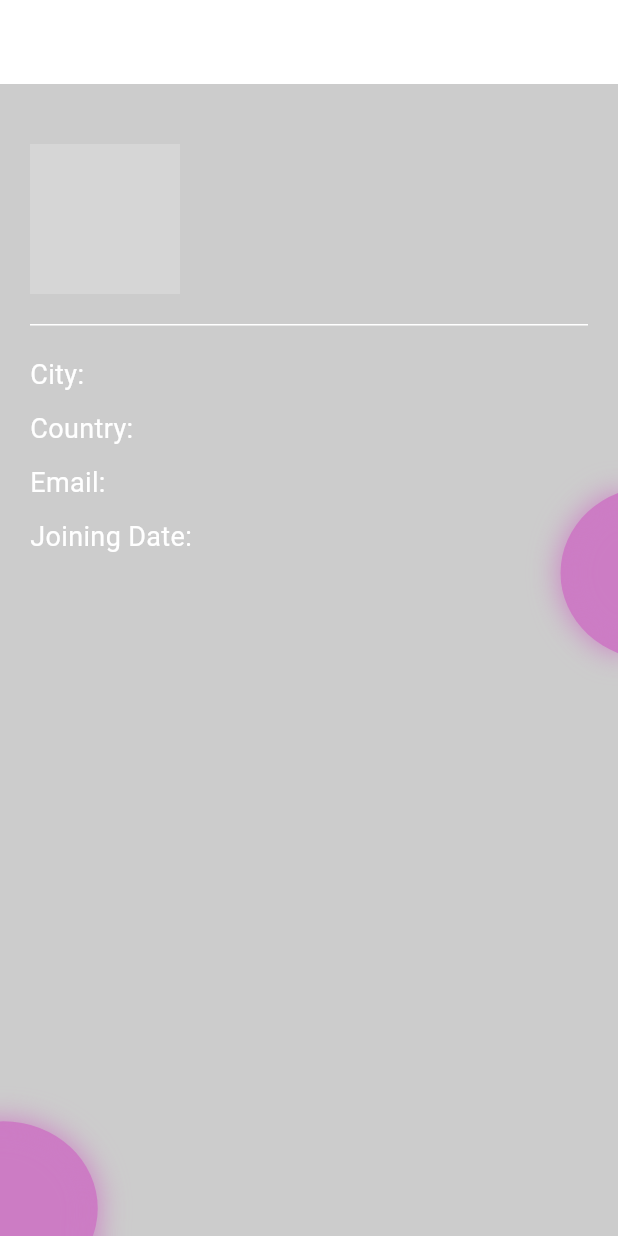
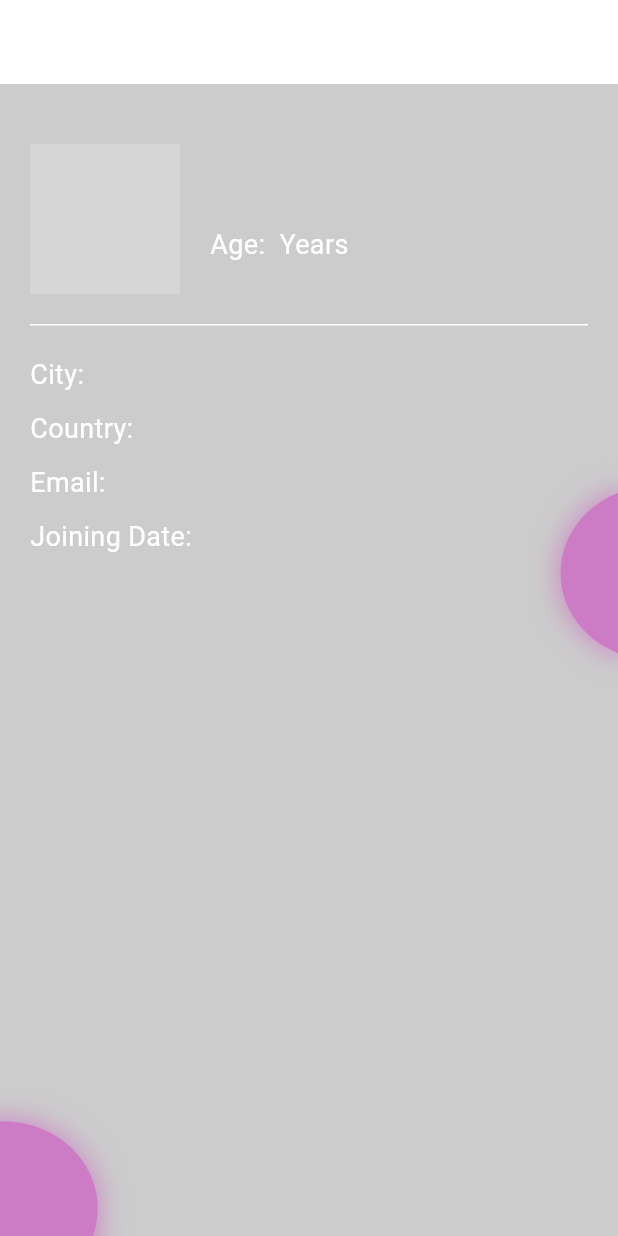
Before and after one commit to tiwarivk1511/Nextra, a Flutter app: the screen it shows after launch, after a tap on "Get Started", after a tap on the "person" icon, on a phone screen of 412 x 824 dp. Run offline on Flutter 3.47's test engine with Material 3 defaults, Android fonts, the phone set to English and light mode, and no system bars; our stand-ins replace firebase_analytics, firebase_core, flutter_svg, flutter_tts, image_picker, permission_handler and 5 more; missing offline and left inert: flutter_barcode_scanner, flutter_internet_speed_test, google_ml_kit, google_mlkit_text_recognition, simple_vcard_parser, translator and 1 more; accounts and stored records are empty; network calls fail; grey boxes are pictures that could not be loaded.

Commit message:
User Profile data fetched

```diff
--- a/lib/HomeScreen.dart
+++ b/lib/HomeScreen.dart
@@ -105,8 +105,6 @@ class HomeScreen extends StatelessWidget {
             future: getUserInfo(),
             builder: (context, snapshot) {
               if (snapshot.connectionState == ConnectionState.waiting) {
-                return const CircularProgressIndicator();
-              } else if (snapshot.hasError) {
                 return Text('Error: ${snapshot.error}');
               } else {
                 final Map<String, dynamic> userData = snapshot.data!;
--- a/lib/UserProfile.dart
+++ b/lib/UserProfile.dart
@@ -38,15 +38,17 @@ class _UserProfileState extends State<UserProfile> {
       final response = await http.get(Uri.parse(databaseUrl));
 
       if (response.statusCode == 200) {
-        final userData = json.decode(response.body);
-        print('Response: $userData');
+        final userData = json.decode(response.body) as Map<String, dynamic>;
+        final userKey = userData.keys.first;
+        final user = userData[userKey];
+
         setState(() {
-          _username = userData['username'] ?? '';
-          _email = userData['email'] ?? '';
-          _age = userData['age'] ?? '';
-          _city = userData['city'] ?? '';
-          _country = userData['country'] ?? '';
-          _joiningDate = userData['joining_date'] ?? '';
+          _username = user['username'] ?? '';
+          _email = user['email'] ?? '';
+          _age = user['age'] ?? '';
+          _city = user['city'] ?? '';
+          _country = user['country'] ?? '';
+          _joiningDate = user['joining_date'] ?? '';
         });
       } else {
         print('Failed to fetch user data');
@@ -56,40 +58,10 @@ class _UserProfileState extends State<UserProfile> {
     }
   }
 
-  // Future<void> getUserInfo() async {
-  //   final SharedPreferences prefs = await SharedPreferences.getInstance();
-  //   final String? idToken = prefs.getString('idToken');
-  //
-  //   final url =
-  //       'https://identitytoolkit.googleapis.com/v1/accounts:lookup?key=AIzaSyD-WktVvIdMXJ6kV99h92PYFRhUQ_1xNmQ';
-  //
-  //   final response = await http.post(
-  //     Uri.parse(url),
-  //     headers: {'Content-Type': 'application/json'},
-  //     body: jsonEncode({'idToken': idToken}),
-  //   );
-  //
-  //   if (response.statusCode == 200) {
-  //     final Map<String, dynamic> responseData = jsonDecode(response.body);
-  //
-  //     setState(() {
-  //       _username = responseData['username'] ?? '';
-  //       _email = responseData['email'] ?? '';
-  //       _age = responseData['age'] ?? '';
-  //       _city = responseData['city'] ?? '';
-  //       _country = responseData['country'] ?? '';
-  //       _joiningDate = responseData['joining_date'] ?? '';
-  //     });
-  //   } else {
-  //     throw Exception('Failed to fetch user information');
-  //   }
-  // }
-
   @override
   void initState() {
     super.initState();
     _fetchUserData();
-    // getUserInfo();
   }
 
   @override
@@ -142,6 +114,8 @@ class _UserProfileState extends State<UserProfile> {
                         SizedBox(
                           width: 20,
                         ),
+                        Column(
+                          children: [
                             Text(
                               '$_username',
                               style: TextStyle(
@@ -150,9 +124,11 @@ class _UserProfileState extends State<UserProfile> {
                                 color: Colors.white,
                               ),
                             ),
-                        Text('$_age',
-                            style:
-                                TextStyle(color: Colors.white, fontSize: 18)),
+                            Text('Age: $_age Years',
+                                style: TextStyle(
+                                    color: Colors.white, fontSize: 18)),
+                          ],
+                        )
                       ],
                     ),
                     SizedBox(
```
Lines whose indentation alone changed are shown as unchanged.
